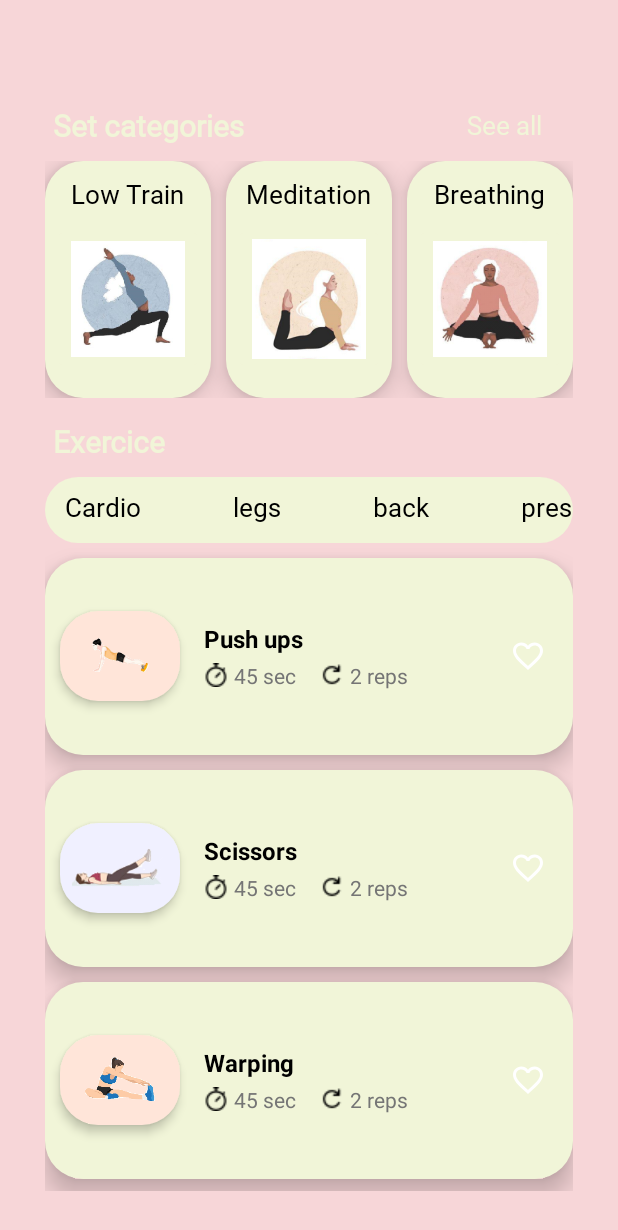
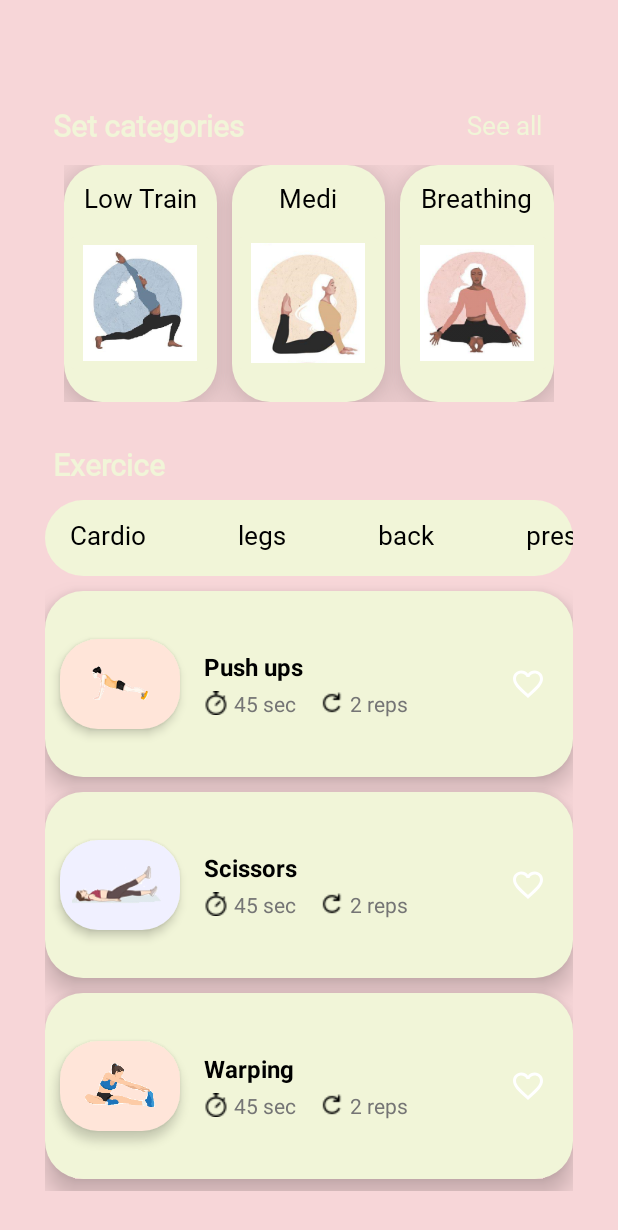
Before and after one commit to Farah-khtb1-cs/TEA-Meditation-App-Frontend, an Android app: the yoga1 screen opened directly, with no data from a screen before it, after a tap on "Cardio", on a phone screen of 412 x 824 dp. Shown: the top 1230 px of the screen. Run offline under Robolectric (Android 15) with nearby library versions, the phone set to English and light mode, and no system bars; Roboto replaces fonts that are not available here.

Commit message:
new commit from farah 27/1/2025 8:00pm

```diff
--- a/app/src/main/java/lb/edu/ul/tea/yoga1.java
+++ b/app/src/main/java/lb/edu/ul/tea/yoga1.java
@@ -3,14 +3,12 @@ package lb.edu.ul.tea;
 import android.content.Intent;
 import android.os.Bundle;
 import android.view.View;
+import android.widget.ImageButton;
 import android.widget.ImageView;
 import android.widget.TableRow;
 import android.widget.TextView;
 
 import androidx.appcompat.app.AppCompatActivity;
-import androidx.core.graphics.Insets;
-import androidx.core.view.ViewCompat;
-import androidx.core.view.WindowInsetsCompat;
 
 import java.util.ArrayList;
 import java.util.List;
@@ -20,13 +18,13 @@ public class yoga1 extends AppCompatActivity {
     private boolean[] isFavoriteArray;
     private List<TextView> textViews;
 
+
     @Override
     protected void onCreate(Bundle savedInstanceState) {
         super.onCreate(savedInstanceState);
         setContentView(R.layout.activity_yoga1);
 
-
-        // Initialize the list of TextViews
+        // Initialize the TextView list and set click listeners
         textViews = new ArrayList<>();
         textViews.add(findViewById(R.id.tv_cardio));
         textViews.add(findViewById(R.id.tv_legs));
@@ -34,48 +32,41 @@ public class yoga1 extends AppCompatActivity {
         textViews.add(findViewById(R.id.tv_press));
         textViews.add(findViewById(R.id.tv_triceps));
 
-        // Set click listeners for each TextView
         for (TextView textView : textViews) {
-            textView.setOnClickListener(v -> setSelection(textView));
+            textView.setOnClickListener(v -> setSelection((TextView) v));
         }
 
-        // Initialize the favoriteIcons ArrayList
+        // Initialize the favoriteIcons list and state array
         favoriteIcons = new ArrayList<>();
-
-        // Initialize the state array with the number of buttons
-        isFavoriteArray = new boolean[3];  // Adjust size based on the number of buttons
-
-        // Find the ImageViews and add them to the list
         favoriteIcons.add(findViewById(R.id.heart11));
         favoriteIcons.add(findViewById(R.id.heart22));
         favoriteIcons.add(findViewById(R.id.heart33));
 
-        // Set click listeners for all favorite buttons
+        isFavoriteArray = new boolean[favoriteIcons.size()];
+
+        // Set click listeners for favorite icons
         for (int i = 0; i < favoriteIcons.size(); i++) {
-            final int index = i;  // Capture the index for the click listener
-            favoriteIcons.get(i).setOnClickListener(new View.OnClickListener() {
-                @Override
-                public void onClick(View view) {
-                    toggleFavorite(favoriteIcons.get(index), index);  // Pass the corresponding button and index
-                }
-            });
+            final int index = i;
+            favoriteIcons.get(i).setOnClickListener(view -> toggleFavorite(favoriteIcons.get(index), index));
         }
 
+        // Navigate to YogaEx activity when the first image button (row1) is clicked
+         TableRow row1 = findViewById(R.id.row1);
+        row1.setOnClickListener(v -> {
+            Intent intent = new Intent(yoga1.this,yoga_ex.class );
+            startActivity(intent);
+        });
     }
 
     private void toggleFavorite(ImageView favoriteIcon, int index) {
-        if (isFavoriteArray[index]) {
-            favoriteIcon.setImageResource(R.drawable.ic_favorite_border);  // Set empty icon
-            isFavoriteArray[index] = false;  // Update the state
-        } else {
-            favoriteIcon.setImageResource(R.drawable.ic_favorite);  // Set filled icon
-            isFavoriteArray[index] = true;  // Update the state
-        }
+        isFavoriteArray[index] = !isFavoriteArray[index];
+        int iconResource = isFavoriteArray[index] ? R.drawable.ic_favorite : R.drawable.ic_favorite_border;
+        favoriteIcon.setImageResource(iconResource);
     }
 
     private void setSelection(TextView selectedTextView) {
-        for (TextView tv : textViews) {
-            tv.setSelected(false);
+        for (TextView textView : textViews) {
+            textView.setSelected(false);
         }
         selectedTextView.setSelected(true);
     }
--- a/app/src/main/res/layout/activity_psychologists.xml
+++ b/app/src/main/res/layout/activity_psychologists.xml
@@ -15,6 +15,9 @@
         android:id="@+id/image1"
         android:layout_width="wrap_content"
         android:layout_height="277dp"
+        android:elevation="10dp"
+        android:backgroundTint="@color/white"
+        android:background="@drawable/rounded_corners"
         android:src="@drawable/therapist" />
     <TextView
         android:id="@+id/psychoText"
@@ -23,6 +26,7 @@
         android:text="@string/psycho"
         android:autoLink="all"
         android:linksClickable="true"
+        android:elevation="8dp"
         android:padding="16dp"
         android:textSize="18sp"
         android:textColor="@color/beige"
--- a/app/src/main/res/layout/activity_yoga1.xml
+++ b/app/src/main/res/layout/activity_yoga1.xml
@@ -14,6 +14,7 @@
     <TableRow
         android:layout_marginTop="40dp">
         <TextView
+            android:elevation="4dp"
             android:id="@+id/SetCategoryText"
             android:layout_width="0dp"
             android:text="@string/setCategory"
@@ -40,9 +41,12 @@
 
     <TableRow
         android:layout_marginTop="10dp"
+        android:layout_margin="5dp"
+        android:padding="7dp"
         >
         <LinearLayout
-            android:elevation="10dp"
+
+            android:elevation="20dp"
             android:layout_width="0dp"
             android:layout_height="wrap_content"
             android:layout_weight="1"
@@ -76,7 +80,7 @@
 
         <LinearLayout
             android:layout_width="0dp"
-            android:elevation="10dp"
+            android:elevation="20dp"
             android:layout_height="wrap_content"
             android:layout_weight="1"
             android:orientation="vertical"
@@ -106,7 +110,7 @@
         </LinearLayout>
 
         <LinearLayout
-            android:elevation="10dp"
+            android:elevation="20dp"
             android:layout_width="0dp"
             android:layout_height="wrap_content"
             android:layout_weight="1"
@@ -138,6 +142,7 @@
     <TableRow
         android:layout_marginTop="15dp">
         <TextView
+            android:elevation="4dp"
             android:id="@+id/exerciceHeader"
             android:layout_width="0dp"
             android:text="@string/Exercice"
@@ -168,8 +173,9 @@
                 android:layout_width="wrap_content"
                 android:layout_height="wrap_content"
                 android:orientation="horizontal"
+                android:layout_margin="3dp"
                 android:paddingLeft="5dp"
-                android:elevation="15dp"
+                android:elevation="10dp"
                 >
 
                 <TextView
--- a/app/src/main/res/values/strings.xml
+++ b/app/src/main/res/values/strings.xml
@@ -52,7 +52,7 @@
     <string name="setCategory">Set categories</string>
     <string name="seeAll">See all</string>
     <string name="exercice1">Low Train</string>
-    <string name="exercice2">Meditation</string>
+    <string name="exercice2">Medi</string>
     <string name="exercice3">Breathing</string>
     <string name="Exercice">Exercice</string>
     <string name="Cardio">Cardio</string>
```
Also changed, not shown: app/src/main/res/layout/activity_stress1.xml (+8 -1 lines), app/src/main/res/layout/activity_yoga_ex.xml (+4 -4 lines).
